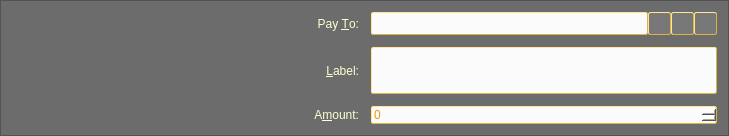
xming/carpediemcoin, file src/qt/forms/sendcoinsentry.ui: the form before one commit.
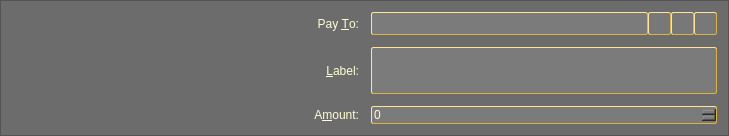
The form after the commit. Icons and pictures are not drawn. Custom widgets are drawn as their Qt base class.

Commit message: Bumped target block for new PoS Protocol. Updated inconsistent UI pages. Added some color to transaction icons.

The edit to the form file:
```diff
--- a/src/qt/forms/sendcoinsentry.ui
+++ b/src/qt/forms/sendcoinsentry.ui
@@ -14,7 +14,7 @@
    <string>Form</string>
   </property>
   <property name="styleSheet">
-   <string notr="true">QFrame {background-color: #6C6C6C; color: #FFFFD3 } QPushButton { background-color: #787878; color: #FFFFD3; border-style:outset; border-color: #dcb540; border-width: 1px; border-radius: 6px; padding: 4px} QPushButton::hover { background-color: #6C6C6C; color: #FFFFD3; border-style:outset; border-color: #dcb540; border-width: 1px; border-radius: 6px; padding: 4px}  QPushButton::pressed {background-color: #FBFBFB; color: #E5990C; border-style:outset; border-color: #DCB540; border-radius: 6px; padding: 4px} QLabel {color: #FFFFD3} #payTo {background-color: #FBFBFB; color: #E5990C; border-style:outset; border-color: #dcb540; border-width: 1px; border-radius: 2px; padding: 0px } #payAmount {background-color: #FBFBFB; color: #E5990C; border-style:outset; border-color: #dcb540; border-width: 1px; border-radius: 2px; padding: 0px } #addAsLabel  {background-color: #FBFBFB; color: #E5990C; border-style:outset; border-color: #dcb540; border-width: 1px; border-radius: 2px; padding: 0px } </string>
+   <string notr="true">QFrame {background-color: #6C6C6C; color: #FFFFD3 } QPushButton { background-color: #787878; color: #FFFFD3; border-style:outset; border-color: #dcb540; border-width: 1px; border-radius: 6px; padding: 4px} QPushButton::hover { background-color: #6C6C6C; color: #FFFFD3; border-style:outset; border-color: #dcb540; border-width: 1px; border-radius: 6px; padding: 4px}  QPushButton::pressed {background-color: #FBFBFB; color: #E5990C; border-style:outset; border-color: #DCB540; border-radius: 6px; padding: 4px} #payTo {background-color: #7B7B7B; color: #FFFFD3;; border-style:outset; border-color: #dcb540; border-width: 1px; border-radius: 2px; padding: 0px } </string>
   </property>
   <property name="frameShape">
    <enum>QFrame::StyledPanel</enum>
@@ -55,7 +55,7 @@
    <item row="5" column="1">
     <widget class="carpediemcoinAmountField" name="payAmount">
      <property name="styleSheet">
-      <string notr="true"/>
+      <string notr="true">background-color: #7B7B7B; color: #FFFFD3;; border-style:outset; border-color: #dcb540; border-width: 1px; border-radius: 2px; padding: 0px</string>
      </property>
     </widget>
    </item>
@@ -73,7 +73,7 @@
         <string>Enter a label for this address to add it to your address book</string>
        </property>
        <property name="styleSheet">
-        <string notr="true"/>
+        <string notr="true">background-color: #7B7B7B; color: #FFFFD3;; border-style:outset; border-color: #dcb540; border-width: 1px; border-radius: 2px; padding: 0px</string>
        </property>
       </widget>
      </item>
```
The commit also changes 18 other files.
